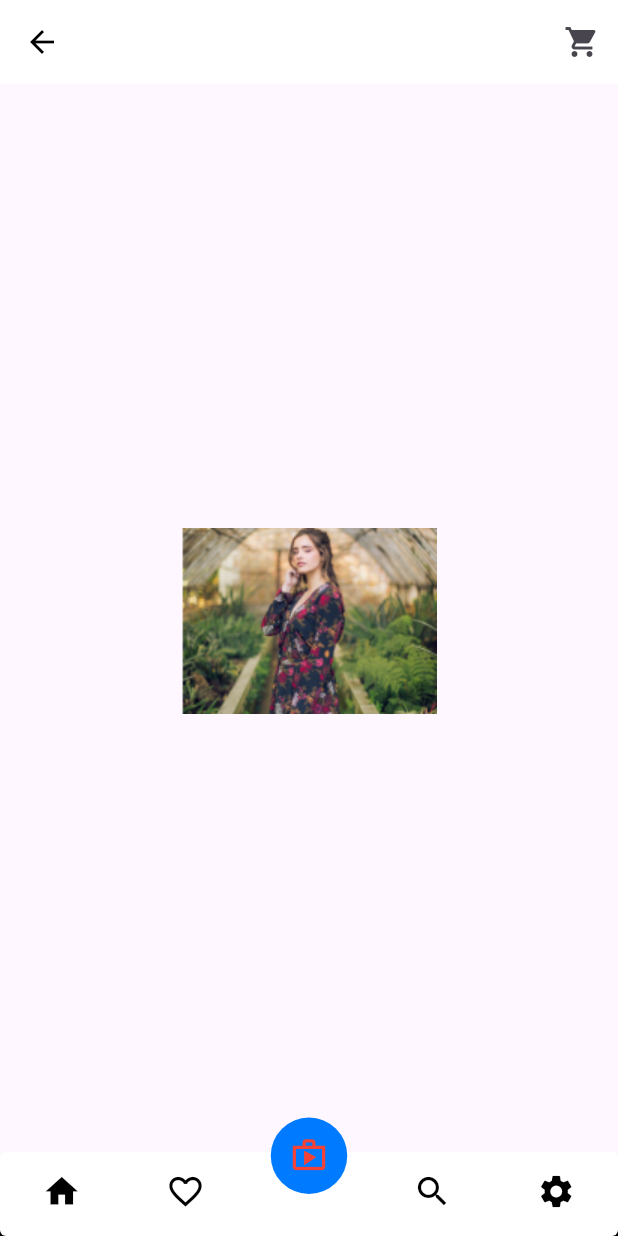
After one commit to Ajaykumaryadav-Aj/ecommerce, a Flutter app: the screen it shows after launch, item 3 of the bottom bar chosen, on a phone screen of 412 x 824 dp. The commit adds this screen. Run offline on Flutter 3.47's test engine with Material 2 defaults, Android fonts, the phone set to English and light mode, and no system bars; drawn by our look-alikes of persistent_bottom_nav_bar; our stand-ins replace flutter_svg.

Commit message:
bottom navigation bar

```diff
--- a/lib/main.dart
+++ b/lib/main.dart
@@ -1,3 +1,4 @@
+import 'package:ecommerce/screens/bottom_bar.dart';
 import 'package:ecommerce/screens/wish_list_screen.dart';
 import 'package:flutter/material.dart';
 
@@ -20,7 +21,8 @@ class MyApp extends StatelessWidget {
         useMaterial3: true,
       ),
       // home: const LogoScreen(),
-      home: const WishListScreen(),
+      // home: const WishListScreen(),
+      home: BottomBarScreen(),
     );
   }
 }
--- a/lib/screens/bottom_bar.dart
+++ b/lib/screens/bottom_bar.dart
@@ -1,57 +1,77 @@
-// import 'package:flutter/material.dart';
+import 'package:ecommerce/screens/homepage_screen.dart';
+import 'package:ecommerce/screens/shop_screen.dart';
+import 'package:ecommerce/screens/wish_list_screen.dart';
+import 'package:flutter/material.dart';
+import 'package:persistent_bottom_nav_bar/persistent_tab_view.dart';
 
-// class BottomBarScreen extends StatefulWidget {
-//   const BottomBarScreen({super.key, required this.title});
-//   final String title;
+class BottomBarScreen extends StatefulWidget {
+  const BottomBarScreen({
+    super.key,
+  });
 
-//   @override
-//   State<BottomBarScreen> createState() =>  _BottomBarScreenState();
-// }
+  @override
+  State<BottomBarScreen> createState() => _BottomBarScreenState();
+}
 
-// class _BottomBarScreenState extends State<BottomBarScreen> {
-//   int _cIndex = 0;
+class _BottomBarScreenState extends State<BottomBarScreen> {
+  final controller = PersistentTabController(initialIndex: 0);
+  List<Widget> _buildScreen() {
+    return [
+      const HomepageScreen(),
+      const WishListScreen(),
+      const ShopScreen(),
+      const Text('message'),
+      const Text('setting')
+    ];
+  }
 
+  List<PersistentBottomNavBarItem> _navBarItem() {
+    return [
+      PersistentBottomNavBarItem(
+          icon: const Icon(
+            Icons.home,
+            color: Colors.red,
+          ),
+          inactiveIcon: const Icon(
+            Icons.home,
+            color: Colors.black,
+          )),
+      PersistentBottomNavBarItem(
+          icon: const Icon(Icons.favorite_border_outlined, color: Colors.red),
+          inactiveIcon: const Icon(
+            Icons.favorite_outline_outlined,
+            color: Colors.black,
+          )),
+      PersistentBottomNavBarItem(
+          icon: const Icon(Icons.shop_outlined, color: Colors.red),
+          inactiveIcon: const Icon(
+            Icons.shop_outlined,
+            color: Colors.black,
+          )),
+      PersistentBottomNavBarItem(
+          icon: const Icon(Icons.search, color: Colors.red),
+          inactiveIcon: const Icon(
+            Icons.search,
+            color: Colors.black,
+          )),
+      PersistentBottomNavBarItem(
+          icon: const Icon(Icons.settings, color: Colors.red),
+          inactiveIcon: const Icon(
+            Icons.settings,
+            color: Colors.black,
+          ))
+    ];
+  }
 
-//   @override
-//   void initState() {
-//     setState(() {
-//       _cIndex = index;
-//     });
-//     super.initState();
-//   }
-
-//   @override
-//   Widget build(BuildContext context) {
-//     return Scaffold(
-//       body: const Center(
-//         child: Column(
-//           mainAxisAlignment: MainAxisAlignment.center,
-//           children: <Widget>[],
-//         ),
-//       ),
-//       bottomNavigationBar: BottomNavigationBar(
-//         currentIndex: _cIndex,
-//         type: BottomNavigationBarType.fixed,
-//         items: const [
-//           BottomNavigationBarItem(
-//               icon: Icon(Icons.home, color: Color.fromARGB(255, 0, 0, 0)),
-//               title: Text('Home')),
-//           BottomNavigationBarItem(
-//               icon: Icon(Icons.power, color: Color.fromARGB(255, 0, 0, 0)),
-//               title: Text('Power'))
-//         ],
-//         onTap: (index) {
-//           _incrementTab(index);
-//         },
-//       ),
-//       floatingActionButtonLocation: FloatingActionButtonLocation.endFloat,
-//       floatingActionButton: FloatingActionButton(
-//         onPressed: () {
-//           _incrementTab(1);
-//         },
-//         tooltip: 'Increment',
-//         child: const Icon(Icons.add),
-//       ),
-//     );
-//   }
-// }
+  @override
+  Widget build(BuildContext context) {
+    return PersistentTabView(
+      context,
+      screens: _buildScreen(),
+      items: _navBarItem(),
+      controller: controller,
+      navBarStyle: NavBarStyle.style15,
+      decoration: NavBarDecoration(borderRadius: BorderRadius.circular(4)),
+    );
+  }
+}
--- /dev/null
+++ b/lib/screens/shop_screen.dart
@@ -0,0 +1,30 @@
+import 'package:ecommerce/screens/homepage_screen.dart';
+import 'package:flutter/material.dart';
+
+class ShopScreen extends StatefulWidget {
+  const ShopScreen({super.key});
+
+  @override
+  State<ShopScreen> createState() => _ShopScreenState();
+}
+
+class _ShopScreenState extends State<ShopScreen> {
+  @override
+  Widget build(BuildContext context) {
+    return Scaffold(
+      appBar: AppBar(
+        leading: BackButton(
+          color: Colors.black,
+        ),
+        actions: [
+          IconButton(onPressed: () {}, icon: Icon(Icons.shopping_cart))
+        ],
+      ),
+      body: PageView.builder(
+        itemBuilder: (context, index) {
+          return Image.asset(productItem[index]['image']);
+        },
+      ),
+    );
+  }
+}
--- a/pubspec.yaml
+++ b/pubspec.yaml
@@ -38,6 +38,7 @@ dependencies:
   # Use with the CupertinoIcons class for iOS style icons.
   cupertino_icons: ^1.0.2
   flutter_svg: ^2.0.7
+  persistent_bottom_nav_bar: ^5.0.2
 
 dev_dependencies:
   flutter_test:
```
Also changed, not shown: lib/screens/homepage_screen.dart (+25 -25 lines), lib/screens/wish_list_screen.dart (+60 -1 lines), pubspec.lock.
